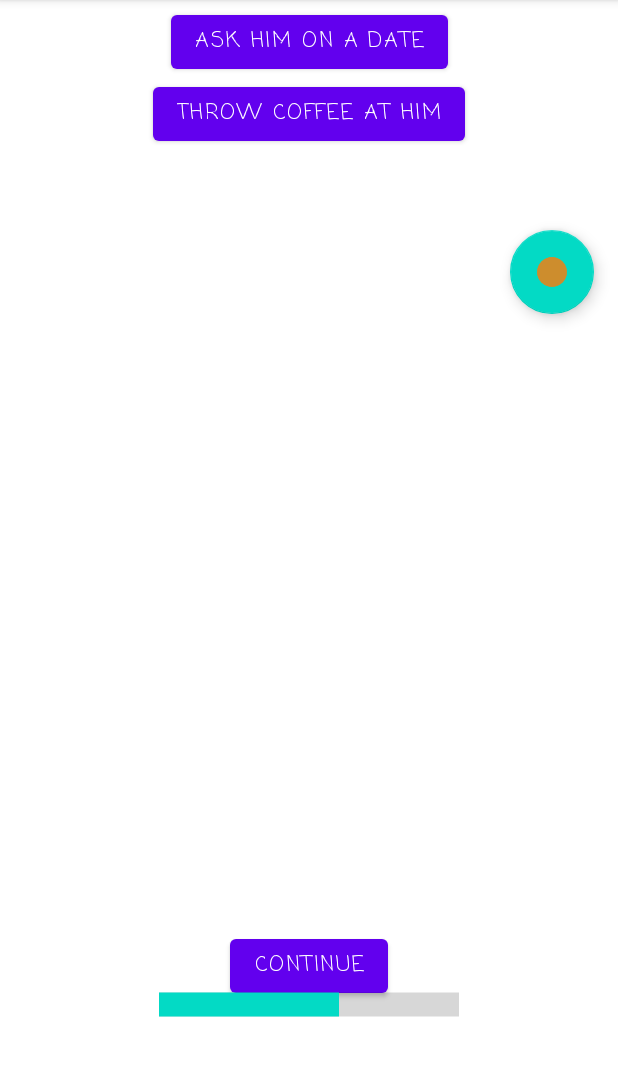
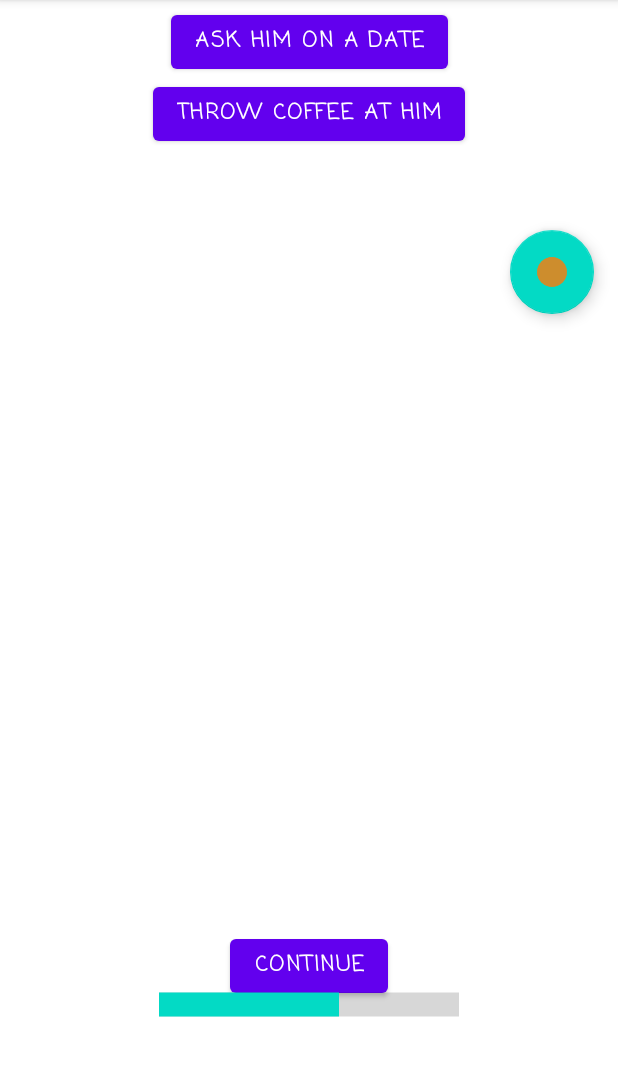
Before and after one commit to MeganNoronha/Fate, an Android app: the fragment ChoicesFragment placed in its activity, after a tap on an icon or button, on a phone screen of 412 x 824 dp, the part 84-1160 px from its top. Run offline under Robolectric (Android 15) with nearby library versions, the phone set to English and light mode, and no system bars.

Commit message:
fixed progress bar position and bolded button texts

```diff
--- a/app/src/main/res/layout/activity_coin_flip.xml
+++ b/app/src/main/res/layout/activity_coin_flip.xml
@@ -17,6 +17,7 @@
         app:layout_constraintBottom_toTopOf="@+id/coin_image_view"
         android:text="Swipe up to flip the coin and \n decide your fate hehe"
         android:fontFamily="casual"
+        android:textStyle="bold"
         android:textSize="20sp"
         />
 
@@ -40,6 +41,7 @@
         app:layout_constraintTop_toTopOf="parent"
         android:text="TOP"
         android:fontFamily="casual"
+        android:textStyle="bold"
         android:textSize="30sp"
         />
 
--- a/app/src/main/res/layout/activity_start.xml
+++ b/app/src/main/res/layout/activity_start.xml
@@ -37,6 +37,7 @@
         android:layout_width="wrap_content"
         android:layout_height="wrap_content"
         android:text="@string/start"
+        android:textStyle="bold"
         android:fontFamily="casual"
         app:layout_constraintBottom_toBottomOf="@id/instructions_button"
         app:layout_constraintEnd_toEndOf="parent"
@@ -48,6 +49,7 @@
         android:layout_width="wrap_content"
         android:layout_height="wrap_content"
         android:text="@string/instructions"
+        android:textStyle="bold"
         android:fontFamily="casual"
         app:layout_constraintEnd_toEndOf="parent"
         app:layout_constraintStart_toStartOf="parent"
--- a/app/src/main/res/layout/fragment_choices.xml
+++ b/app/src/main/res/layout/fragment_choices.xml
@@ -11,6 +11,7 @@
         android:layout_width="wrap_content"
         android:layout_height="wrap_content"
         android:text="Left"
+        android:textStyle="bold"
         android:fontFamily="casual"
         app:layout_constraintBottom_toTopOf="@+id/right_button"
         app:layout_constraintEnd_toEndOf="parent"
@@ -22,6 +23,7 @@
         android:layout_width="wrap_content"
         android:layout_height="wrap_content"
         android:text="Right"
+        android:textStyle="bold"
         android:fontFamily="casual"
         app:layout_constraintBottom_toBottomOf="parent"
         app:layout_constraintEnd_toEndOf="parent"
@@ -37,7 +39,6 @@
         android:layout_gravity="end|bottom"
         android:src="@drawable/ic_coin"
         android:contentDescription="Click coin to flip"
-        android:fontFamily="casual"
         app:layout_constraintBottom_toBottomOf="parent"
         app:layout_constraintEnd_toEndOf="parent"
         app:tint="@null"
--- a/app/src/main/res/layout/fragment_continue.xml
+++ b/app/src/main/res/layout/fragment_continue.xml
@@ -11,6 +11,7 @@
         android:layout_height="wrap_content"
         android:layout_marginBottom="100dp"
         android:text="@string/continue_button_txt"
+        android:textStyle="bold"
         android:fontFamily="casual"
         app:layout_constraintBottom_toBottomOf="parent"
         app:layout_constraintEnd_toEndOf="parent"
```
